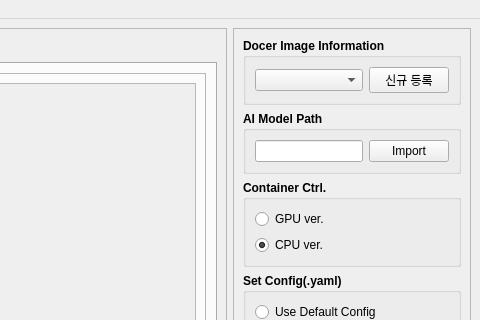
This is source/ui_designer/main_frame.ui in tom-shin/exynos_ai_studio_verifier as Qt 5 draws it before an edit; both pictures show x 868 to 1348 and y 0 to 320 of the 1348 by 864 pixel window. The edited form follows.
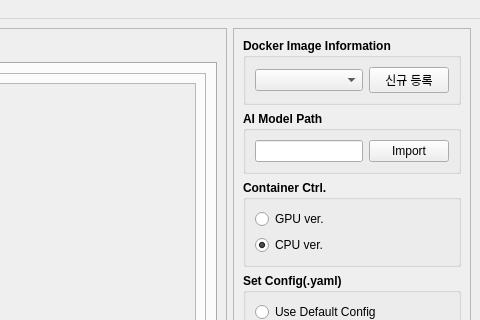
This is the edited form.

```diff
--- a/source/ui_designer/main_frame.ui
+++ b/source/ui_designer/main_frame.ui
@@ -270,7 +270,7 @@
           </font>
          </property>
          <property name="title">
-          <string>Docer Image Information</string>
+          <string>Docker Image Information</string>
          </property>
          <layout class="QHBoxLayout" name="horizontalLayout_2">
           <item>
```
